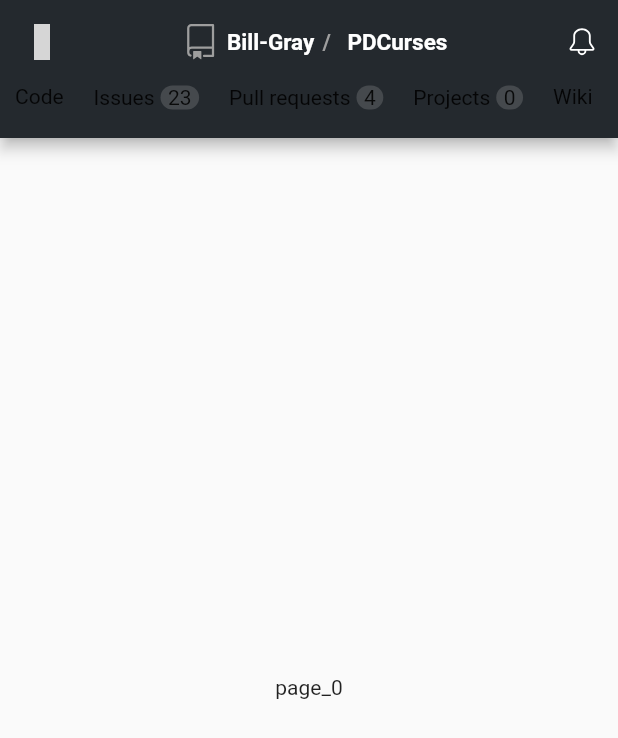
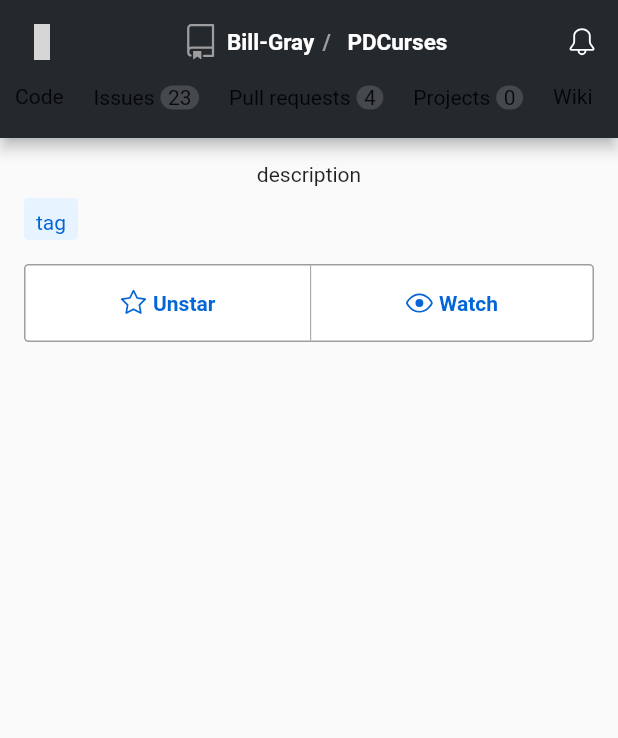
Before and after one commit to CraftCoderr/GitHubViewer, a Flutter app: the screen it shows after launch, on a phone screen of 412 x 824 dp. Shown: the top 738 px of the screen. Run offline on Flutter 3.47's test engine with Material 2 defaults, Android fonts, the phone set to English and light mode, and no system bars; our stand-ins replace flutter_vector_icons; statements that could not run were skipped; grey boxes are pictures that could not be loaded.

Commit message:
Рефакторинг submenu. Добавлена страница Code

```diff
--- a/lib/main.dart
+++ b/lib/main.dart
@@ -1,5 +1,5 @@
 import 'package:flutter/material.dart';
-import 'package:github_viewer/repo_screen.dart';
+import 'repo/repo_screen.dart';
 
 void main() => runApp(MyApp());
 
--- /dev/null
+++ b/lib/repo/code_page.dart
@@ -0,0 +1,68 @@
+import 'package:flutter/material.dart';
+import 'package:flutter_vector_icons/flutter_vector_icons.dart';
+
+class CodePage extends StatelessWidget {
+
+  Color blue = Color.fromARGB(255, 3, 102, 214);
+  Color lightBlue = Color.fromARGB(255, 231, 243, 255);
+
+  EdgeInsetsGeometry padding = EdgeInsets.only(top: 16, bottom: 16);
+
+  @override
+  Widget build(BuildContext context) {
+    return Container(
+      padding: EdgeInsets.all(16),
+      child: Column(
+        children: <Widget>[
+        Text('description'),
+        Container(
+          margin: EdgeInsets.only(top: 8, bottom: 8),
+          child: Row(children: <Widget>[
+            Container(
+              decoration: BoxDecoration(
+                borderRadius: BorderRadius.circular(3),
+                color: lightBlue
+              ),
+              padding: EdgeInsets.only(left: 8, right: 8, top: 8, bottom: 4),
+              child: Text('tag', style: TextStyle(color: blue),),
+            )
+          ],),
+        ),
+        Container(
+          margin: EdgeInsets.only(top: 8, bottom: 8),
+          decoration: BoxDecoration(
+            borderRadius: BorderRadius.circular(3),
+            color: Colors.white,
+            border: Border.all(color: Colors.grey),
+          ),
+          child: IntrinsicHeight(
+            child: Row(
+              mainAxisAlignment: MainAxisAlignment.spaceEvenly,
+              children: <Widget>[
+                Padding(
+                  padding: padding,
+                  child: Center(child: Row(children: <Widget>[
+                    Icon(Octicons.star, color: blue, size: 18,),
+                    Container(
+                      margin: EdgeInsets.only(left: 4),
+                      child: Text('Unstar', style: TextStyle(color: blue, fontWeight: FontWeight.bold),)
+                    )
+                  ],),),
+                ),
+                VerticalDivider(color: Colors.grey, width: 1,),
+                Center(child: Row(children: <Widget>[
+                  Icon(Octicons.eye, color: blue, size: 18,),
+                  Container(
+                    margin: EdgeInsets.only(left: 4),
+                    child: Text('Watch', style: TextStyle(color: blue, fontWeight: FontWeight.bold),)
+                  )
+                ],),)
+            ],),
+          ),
+        )
+      ],),
+    );
+  }
+
+
+}
--- a/lib/repo_screen.dart
+++ b/lib/repo/repo_screen.dart
@@ -1,9 +1,10 @@
 import 'package:flutter/material.dart';
 import 'package:flutter_vector_icons/flutter_vector_icons.dart';
+import 'package:github_viewer/repo/code_page.dart';
 
-import 'repo/repo_model.dart';
-import 'submenu.dart';
-import 'user/user_model.dart';
+import 'repo_model.dart';
+import '../submenu.dart';
+import '../user/user_model.dart';
 
 class RepoScreen extends StatefulWidget {
 
@@ -61,8 +62,8 @@ class RepoScreenState extends State<RepoScreen> {
   }
 
   List<Widget> _buildPages(int size) {
-    List<Widget> pages = <Widget>[];
-    for (int i = 0; i < size; i++) {
+    List<Widget> pages = <Widget>[CodePage()];
+    for (int i = 1; i < size; i++) {
       pages.add(Center(child: Text('page_$i')));
     }
     return pages;
--- a/lib/submenu.dart
+++ b/lib/submenu.dart
@@ -6,6 +6,7 @@ class SubmenuPageController {
   int _currentIndex;
 
   SubmenuPageViewState _pageView;
+  SubmenuBarState _submenuBar;
 
   SubmenuPageController(this._size, int initialIndex) {
     _currentIndex = initialIndex;
@@ -16,11 +17,17 @@ class SubmenuPageController {
     assert(index < _size);
     _currentIndex = index;
     _pageView._setCurrentIndex(_currentIndex);
+    _submenuBar._setCurrentIndex(_currentIndex);
   }
 
   void setPageView(SubmenuPageViewState pageView) {
     _pageView = pageView;
     _pageView._setCurrentIndex(_currentIndex);
+  }
+
+  void setSubmenuBar(SubmenuBarState submenuBar) {
+    _submenuBar = submenuBar;
+    _submenuBar._setCurrentIndex(_currentIndex);
   }
 
 }
@@ -146,11 +153,15 @@ class SubmenuBar extends StatefulWidget {
 }
 
 class SubmenuBarState extends State<SubmenuBar> {
-  int _currentIndex = 0;
+  int _currentIndex;
+
+  @override
+  void initState() {
+    widget.controller.setSubmenuBar(this);
+  }
 
   void _setCurrentIndex(int index) {
     _currentIndex = index;
-    widget.controller.setCurrentIndex(index);
     setState(() {
 
     });
@@ -161,7 +172,7 @@ class SubmenuBarState extends State<SubmenuBar> {
       margin: EdgeInsets.only(left: 10, right: 10, bottom: 18),
       child: GestureDetector(
         child: submenu,
-        onTap: () => _setCurrentIndex(index),
+        onTap: () => widget.controller.setCurrentIndex(index),
       )
     );
   }
```
